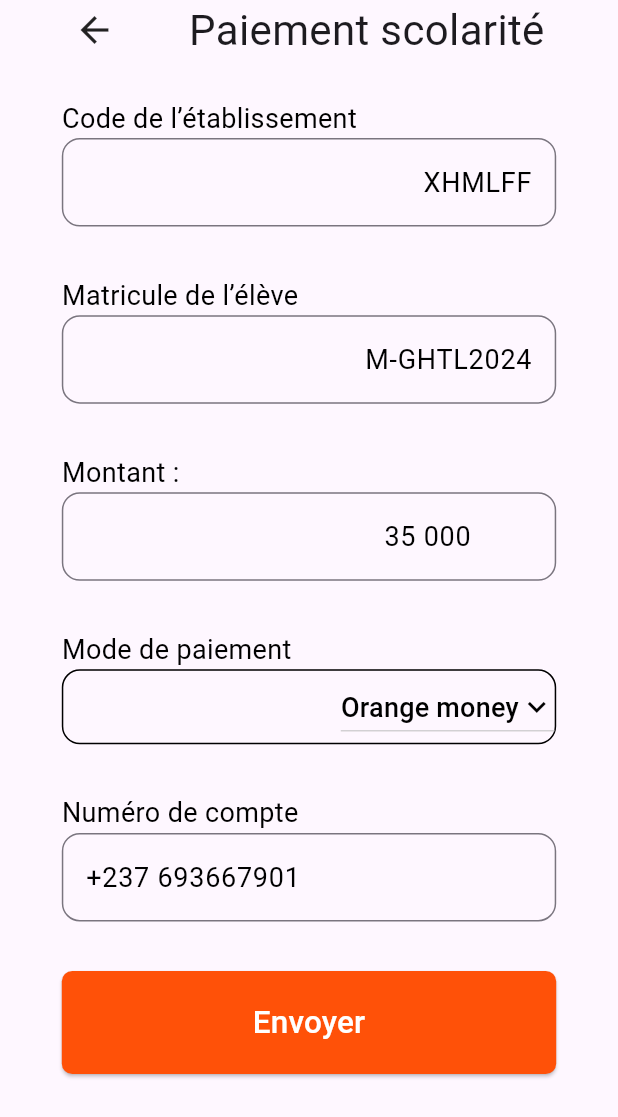
After one commit to gfriedtod/Ms_Pay, a Flutter app: the InfraPayementPage screen opened directly, on a phone screen of 412 x 824 dp. The commit adds this screen. Shown: the top 1117 px of the screen. Run offline on Flutter 3.47's test engine with Material 3 defaults, Android fonts, the phone set to English and light mode, and no system bars; our stand-ins replace google_fonts; Roboto replaces fonts that are missing (Itim).

Commit message:
add infra payement page

```diff
--- a/lib/component/basic_input.dart
+++ b/lib/component/basic_input.dart
@@ -5,7 +5,9 @@ class BasicInput extends StatelessWidget {
   final String label;
   final String hintText;
   final TextInputType? textInputType;
-  const BasicInput({super.key, required this.label, required this.hintText, this.textInputType});
+  final TextAlign? textAlign;
+  final String? suffix;
+  const BasicInput({super.key, required this.label, required this.hintText, this.textInputType, this.textAlign, this.suffix});
 
   @override
   Widget build(BuildContext context) {
@@ -14,6 +16,7 @@ class BasicInput extends StatelessWidget {
       children: [
         Text(label, style: GoogleFonts.itim(color: Colors.black, fontSize: 18),),
         TextFormField(
+          textAlign: textAlign ?? TextAlign.right,
           keyboardType: textInputType ?? TextInputType.text,
           decoration: InputDecoration(
               border: OutlineInputBorder(
@@ -21,7 +24,9 @@ class BasicInput extends StatelessWidget {
                 borderRadius: BorderRadius.circular(12),
               ),
               hintText: hintText,
-              hintStyle: GoogleFonts.itim(color: Colors.black, fontSize: 18)
+              hintStyle: GoogleFonts.itim(color: Colors.black, fontSize: 18),
+            suffixText: suffix,
+            suffixStyle: GoogleFonts.itim(color: Colors.black, fontSize: 17)
           ),
         )
       ],
--- /dev/null
+++ b/lib/pages/infra_payement_page.dart
@@ -0,0 +1,101 @@
+import 'package:flutter/material.dart';
+import 'package:google_fonts/google_fonts.dart';
+import 'package:untitled4/utils/app_colors.dart';
+
+import '../component/basic_input.dart';
+
+class InfraPayementPage extends StatelessWidget {
+  const InfraPayementPage({super.key});
+
+  @override
+  Widget build(BuildContext context) {
+    double width = MediaQuery.of(context).size.width;
+    double height = MediaQuery.of(context).size.height;
+    return Scaffold(
+      body: SafeArea(
+        child: Stack(
+          children: [
+            Positioned(
+                child: Row(
+                  crossAxisAlignment: CrossAxisAlignment.center,
+                  mainAxisAlignment: MainAxisAlignment.spaceEvenly,
+                  children: [
+                    const Icon(Icons.arrow_back, size: 28,),
+                    Text("Paiement scolarité", style: GoogleFonts.itim(fontSize: 28),)
+                  ],
+                )),
+            Positioned(
+                child: SingleChildScrollView(
+                  child: Container(
+                    width: width,
+                    height: height/1.1,
+                    padding: EdgeInsets.only(left: width/10, right: width/10, top: height/25),
+                    child: Column(
+                      mainAxisAlignment: MainAxisAlignment.spaceEvenly,
+                      crossAxisAlignment: CrossAxisAlignment.center,
+                      children: [
+                        const BasicInput(label: "Code de l’établissement", hintText: "XHMLFF"),
+                        const BasicInput(label: "Matricule de l’élève", hintText: "M-GHTL2024"),
+                        const BasicInput(label: "Montant :", hintText: "35 000", textInputType: TextInputType.number, suffix: "FCFA",),
+                        Column(
+                          crossAxisAlignment: CrossAxisAlignment.start,
+                          children: [
+                            Text("Mode de paiement", style: GoogleFonts.itim(color: Colors.black, fontSize: 18),),
+                            Container(
+                              width: width,
+                              decoration: BoxDecoration(
+                                  border:Border.all(color: Colors.black),
+                                  borderRadius: BorderRadius.circular(12)
+                              ),
+                              child: Row(
+                                crossAxisAlignment: CrossAxisAlignment.end,
+                                children: [
+                                  const Spacer(),
+                                  DropdownButton(
+                                      value: "Orange money",
+                                      icon: const Icon(Icons.keyboard_arrow_down, color: Colors.black,),
+                                      items: [
+                                        DropdownMenuItem<String>
+                                          (
+                                          value: "Orange money",
+                                          child: Text("Orange money", style: GoogleFonts.itim(color: Colors.black, fontSize: 18),),
+                                        ),
+                                        DropdownMenuItem<String>
+                                          (
+                                            value: "Mobile money",
+                                            child: Text("Mobile money", style: GoogleFonts.itim(color: Colors.black, fontSize: 18),)
+                                        )
+                                      ],
+                                      onChanged: (value){})
+                                ],
+                              ),
+                            ),
+                          ],
+                        ),
+                        const BasicInput(label: "Numéro de compte", hintText: "+237 693667901", textInputType: TextInputType.number, textAlign: TextAlign.start,),
+                        SizedBox(
+                          width: width,
+                          height: height/12,
+                          child: ElevatedButton(
+                            onPressed: (){},
+                            style: ButtonStyle(
+                                backgroundColor: const MaterialStatePropertyAll(AppColors.primary),
+                                shape: MaterialStatePropertyAll(RoundedRectangleBorder(
+                                    borderRadius: BorderRadius.circular(7)
+                                ))
+                            ),
+                            child: Text("Envoyer", style: GoogleFonts.itim(color: Colors.white, fontSize: 21),),
+                          ),
+                        ),
+                      ],
+                    ),
+                  ),
+                )
+            ),
+          ],
+        ),
+      ),
+
+    );
+  }
+}
```
